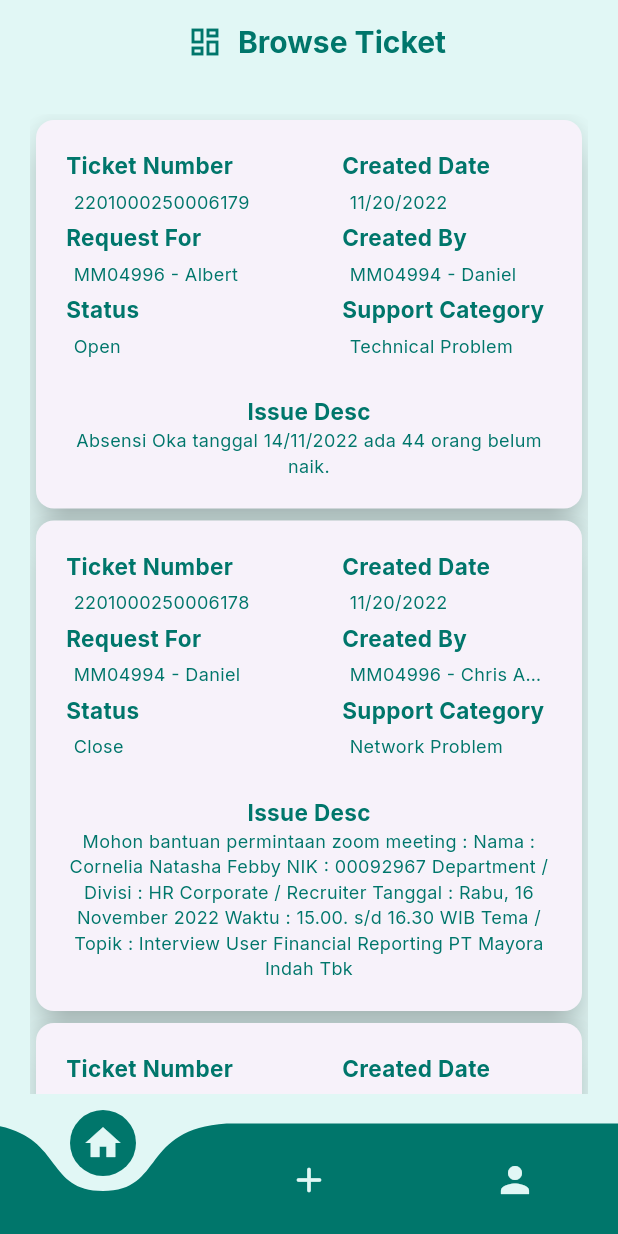
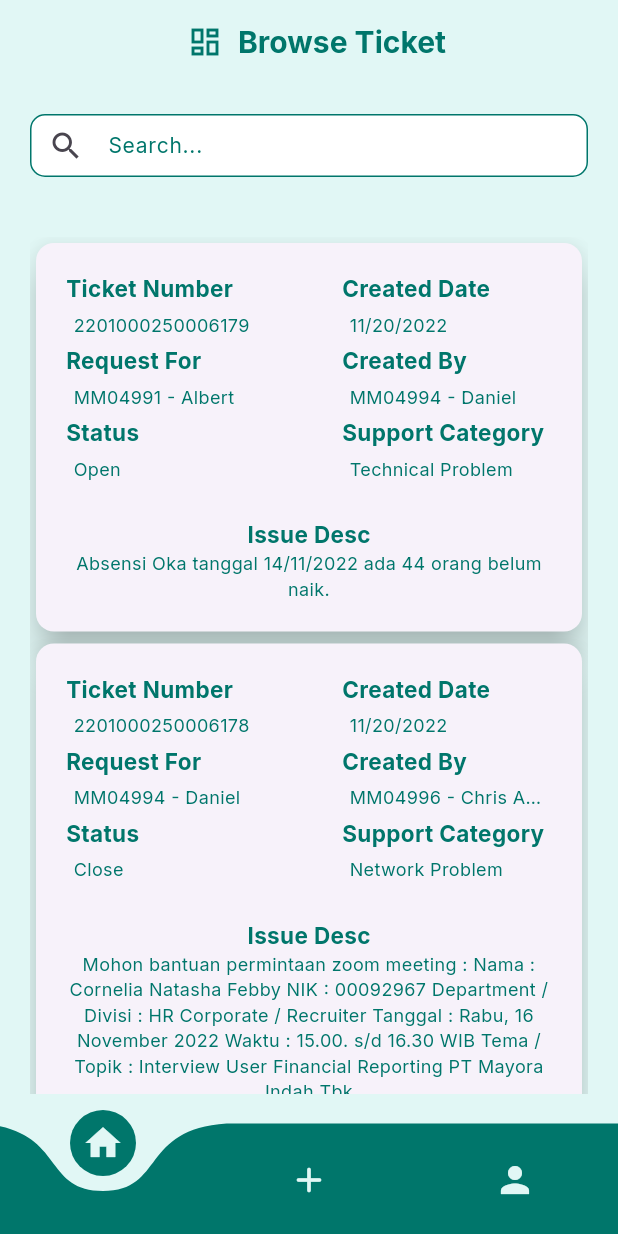
Before and after one commit to albertpurnawan/final_helpdesk, a Flutter app: the BrowsePage screen opened by its route, on a phone screen of 412 x 824 dp. Run offline on Flutter 3.47's test engine with Material 2 defaults, Android fonts, the phone set to English and light mode, and no system bars; drawn by our look-alikes of curved_navigation_bar; our stand-ins replace file_picker, get, google_fonts, lottie.

Commit message:
Search Halaman Browse

```diff
--- a/lib/data/browse_issue_data.dart
+++ b/lib/data/browse_issue_data.dart
@@ -5,7 +5,7 @@ final allIssue = <BrowseIssue>[
       ticketNum: 2201000250006179,
       createdDate: DateTime.now(),
       issueDesc: 'Absensi Oka tanggal 14/11/2022 ada 44 orang belum naik.',
-      requestFor: 'MM04996 - Albert',
+      requestFor: 'MM04991 - Albert',
       createdBy: 'MM04994 - Daniel',
       status: 'Open',
       supportCategory: 'Technical Problem'),
@@ -26,5 +26,29 @@ final allIssue = <BrowseIssue>[
       requestFor: 'MM04991 - Albert',
       createdBy: 'MM04994 - Daniel',
       status: 'Review',
-      supportCategory: 'Application Problem')
+      supportCategory: 'Application Problem'),
+  BrowseIssue(
+      ticketNum: 2201000250006179,
+      createdDate: DateTime.now(),
+      issueDesc: 'Absensi Oka tanggal 14/11/2022 ada 44 orang belum naik.',
+      requestFor: 'MM04991 - Albert',
+      createdBy: 'MM04994 - Daniel',
+      status: 'Open',
+      supportCategory: 'Technical Problem'),
+  BrowseIssue(
+      ticketNum: 2201000250006179,
+      createdDate: DateTime.now(),
+      issueDesc: 'Absensi Oka tanggal 14/11/2022 ada 44 orang belum naik.',
+      requestFor: 'MM04991 - Albert',
+      createdBy: 'MM04994 - Daniel',
+      status: 'Open',
+      supportCategory: 'Technical Problem'),
+  BrowseIssue(
+      ticketNum: 2201000250006179,
+      createdDate: DateTime.now(),
+      issueDesc: 'Absensi Oka tanggal 14/11/2022 ada 44 orang belum naik.',
+      requestFor: 'MM04991 - Albert',
+      createdBy: 'MM04994 - Daniel',
+      status: 'Open',
+      supportCategory: 'Technical Problem'),
 ];
--- a/lib/pages/browse_page.dart
+++ b/lib/pages/browse_page.dart
@@ -5,6 +5,7 @@ import 'package:helpdesk_skripsi/data/browse_issue_data.dart';
 import 'package:helpdesk_skripsi/style.dart';
 import 'package:helpdesk_skripsi/util/appbar.dart';
 import 'package:helpdesk_skripsi/util/bottom_navbar.dart';
+import 'package:helpdesk_skripsi/util/searchBar.dart';
 import 'package:intl/intl.dart';
 
 class BrowsePage extends StatefulWidget {
@@ -15,13 +16,8 @@ class BrowsePage extends StatefulWidget {
 }
 
 class _BrowsePageState extends State<BrowsePage> {
-  List<BrowseIssue>? issueData;
-
-  @override
-  void initState() {
-    issueData = allIssue;
-    super.initState();
-  }
+  List<BrowseIssue> issueData = allIssue;
+  String query = '';
 
   @override
   Widget build(BuildContext context) {
@@ -30,12 +26,30 @@ class _BrowsePageState extends State<BrowsePage> {
       backgroundColor: primaryColor,
       body: Column(
         children: [
+          buildSearch(),
           Expanded(
             child: Padding(
               padding: const EdgeInsets.all(20),
               child: ListView.builder(
-                itemCount: allIssue.length,
+                itemCount: issueData.length,
                 itemBuilder: (context, index) {
+                  final issue = issueData[index];
+                  return GestureDetector(
+                    child: buildCard(issue),
+                    onDoubleTap: () => Navigator.push(context, ),
+                  );
+                },
+              ),
+            ),
+          ),
+        ],
+      ),
+      bottomNavigationBar: const BottomNavbar(),
+      // drawer: const MyDrawer(),
+    );
+  }
+
+  Card buildCard(BrowseIssue issue) {
     return Card(
       elevation: 10,
       child: Column(
@@ -59,7 +73,7 @@ class _BrowsePageState extends State<BrowsePage> {
                     Padding(
                       padding: const EdgeInsets.all(5),
                       child: Text(
-                                      allIssue[index].ticketNum.toString(),
+                        issue.ticketNum.toString(),
                         style: GoogleFonts.inter(
                           fontSize: 12,
                           color: secondaryColor,
@@ -78,7 +92,7 @@ class _BrowsePageState extends State<BrowsePage> {
                       child: SizedBox(
                         width: 130,
                         child: Text(
-                                        allIssue[index].requestFor.toString(),
+                          issue.requestFor.toString(),
                           style: GoogleFonts.inter(
                             fontSize: 12,
                             color: secondaryColor,
@@ -98,7 +112,7 @@ class _BrowsePageState extends State<BrowsePage> {
                     Padding(
                       padding: const EdgeInsets.all(5),
                       child: Text(
-                                      allIssue[index].status.toString(),
+                        issue.status.toString(),
                         style: GoogleFonts.inter(
                           fontSize: 12,
                           color: secondaryColor,
@@ -121,8 +135,7 @@ class _BrowsePageState extends State<BrowsePage> {
                     Padding(
                       padding: const EdgeInsets.all(5),
                       child: Text(
-                                      DateFormat.yMd()
-                                          .format(allIssue[index].createdDate),
+                        DateFormat.yMd().format(issue.createdDate),
                         style: GoogleFonts.inter(
                           fontSize: 12,
                           color: secondaryColor,
@@ -141,7 +154,7 @@ class _BrowsePageState extends State<BrowsePage> {
                       child: SizedBox(
                         width: 130,
                         child: Text(
-                                        allIssue[index].createdBy.toString(),
+                          issue.createdBy.toString(),
                           style: GoogleFonts.inter(
                             fontSize: 12,
                             color: secondaryColor,
@@ -160,9 +173,7 @@ class _BrowsePageState extends State<BrowsePage> {
                     Padding(
                       padding: const EdgeInsets.all(5),
                       child: Text(
-                                      allIssue[index]
-                                          .supportCategory
-                                          .toString(),
+                        issue.supportCategory.toString(),
                         style: GoogleFonts.inter(
                           fontSize: 12,
                           color: secondaryColor,
@@ -182,10 +193,9 @@ class _BrowsePageState extends State<BrowsePage> {
                 fontWeight: FontWeight.bold),
           ),
           Container(
-                          padding: const EdgeInsets.only(
-                              left: 20, right: 20, bottom: 20),
+            padding: const EdgeInsets.only(left: 20, right: 20, bottom: 20),
             child: Text(
-                            allIssue[index].issueDesc.toString(),
+              issue.issueDesc.toString(),
               style: GoogleFonts.inter(
                 fontSize: 12,
                 color: secondaryColor,
@@ -196,14 +206,31 @@ class _BrowsePageState extends State<BrowsePage> {
         ],
       ),
     );
-                },
-              ),
-            ),
-          ),
-        ],
-      ),
-      bottomNavigationBar: const BottomNavbar(),
-      // drawer: const MyDrawer(),
+  }
+
+  Widget buildSearch() => SearchWidget(
+        text: query,
+        hintText: 'Search...',
+        onChanged: searchIssue,
       );
+
+  void searchIssue(String query) {
+    final tickets = allIssue.where((issue) {
+      final ticketNum = issue.ticketNum.toString().toLowerCase();
+      final createdBy = issue.createdBy.toLowerCase();
+      final requestFor = issue.requestFor.toLowerCase();
+      final suupportCategory = issue.supportCategory.toLowerCase();
+      final searchLower = query.toLowerCase();
+
+      return ticketNum.contains(searchLower) ||
+          createdBy.contains(searchLower) ||
+          requestFor.contains(searchLower) ||
+          suupportCategory.contains(searchLower);
+    }).toList();
+
+    setState(() {
+      this.query = query;
+      issueData = tickets;
+    });
   }
 }
--- /dev/null
+++ b/lib/util/searchBar.dart
@@ -0,0 +1,63 @@
+import 'package:flutter/material.dart';
+import 'package:google_fonts/google_fonts.dart';
+import 'package:helpdesk_skripsi/style.dart';
+
+class SearchWidget extends StatefulWidget {
+  final String text;
+  final ValueChanged<String> onChanged;
+  final String hintText;
+
+  const SearchWidget({
+    Key? key,
+    required this.text,
+    required this.onChanged,
+    required this.hintText,
+  }) : super(key: key);
+
+  @override
+  _SearchWidgetState createState() => _SearchWidgetState();
+}
+
+class _SearchWidgetState extends State<SearchWidget> {
+  final controller = TextEditingController();
+
+  @override
+  Widget build(BuildContext context) {
+    return Container(
+      height: 42,
+      margin: const EdgeInsets.all(20),
+      decoration: BoxDecoration(
+        borderRadius: BorderRadius.circular(12),
+        color: Colors.white,
+      ),
+      child: TextField(
+        controller: controller,
+        style: GoogleFonts.inter(color: secondaryColor),
+        decoration: InputDecoration(
+          prefixIcon: const Icon(Icons.search),
+          enabledBorder: OutlineInputBorder(
+            borderRadius: BorderRadius.circular(10),
+            borderSide: BorderSide(
+              color: secondaryColor,
+              width: 1.0,
+            ),
+          ),
+          focusedBorder: OutlineInputBorder(
+            borderRadius: BorderRadius.circular(10),
+            borderSide: BorderSide(
+              color: secondaryColor,
+              width: 1.0,
+            ),
+          ),
+          hintText: widget.hintText,
+          hintStyle: GoogleFonts.inter(
+            color: secondaryColor,
+            fontSize: 14,
+          ),
+          border: InputBorder.none,
+        ),
+        onChanged: widget.onChanged,
+      ),
+    );
+  }
+}
```
Lines whose indentation alone changed are shown as unchanged.
